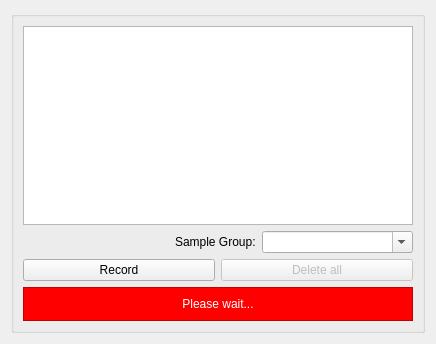
Before: the Qt Designer form simonlib/simonsound/recwidget.ui in KDE/simon, drawn with Qt 5.
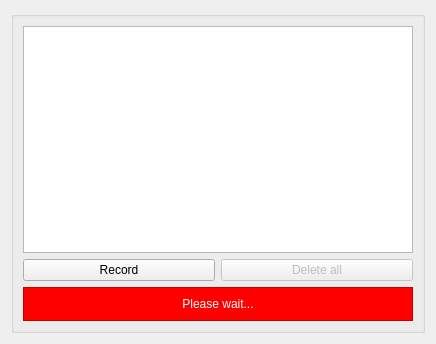
After: the same form once the commit is applied. Custom widgets are drawn as their Qt base class.

What changed in the file:
```diff
--- a/simonlib/simonsound/recwidget.ui
+++ b/simonlib/simonsound/recwidget.ui
@@ -27,49 +27,6 @@
         </property>
        </widget>
       </item>
-      <item>
-       <layout class="QHBoxLayout" name="horizontalLayout">
-        <item>
-         <spacer name="horizontalSpacer">
-          <property name="orientation">
-           <enum>Qt::Horizontal</enum>
-          </property>
-          <property name="sizeHint" stdset="0">
-           <size>
-            <width>40</width>
-            <height>20</height>
-           </size>
-          </property>
-         </spacer>
-        </item>
-        <item>
-         <widget class="QLabel" name="lbSampleGroup">
-          <property name="sizePolicy">
-           <sizepolicy hsizetype="Fixed" vsizetype="Preferred">
-            <horstretch>0</horstretch>
-            <verstretch>0</verstretch>
-           </sizepolicy>
-          </property>
-          <property name="text">
-           <string>Sample Group:</string>
-          </property>
-         </widget>
-        </item>
-        <item>
-         <widget class="KComboBox" name="cbSampleGroup">
-          <property name="sizePolicy">
-           <sizepolicy hsizetype="Expanding" vsizetype="Fixed">
-            <horstretch>0</horstretch>
-            <verstretch>0</verstretch>
-           </sizepolicy>
-          </property>
-          <property name="editable">
-           <bool>true</bool>
-          </property>
-         </widget>
-        </item>
-       </layout>
-      </item>
       <item>
        <layout class="QHBoxLayout">
         <item>
@@ -259,11 +216,6 @@
    <extends>QTextEdit</extends>
    <header>ktextedit.h</header>
   </customwidget>
-  <customwidget>
-   <class>KComboBox</class>
-   <extends>QComboBox</extends>
-   <header>kcombobox.h</header>
-  </customwidget>
  </customwidgets>
  <resources/>
  <connections/>
```
